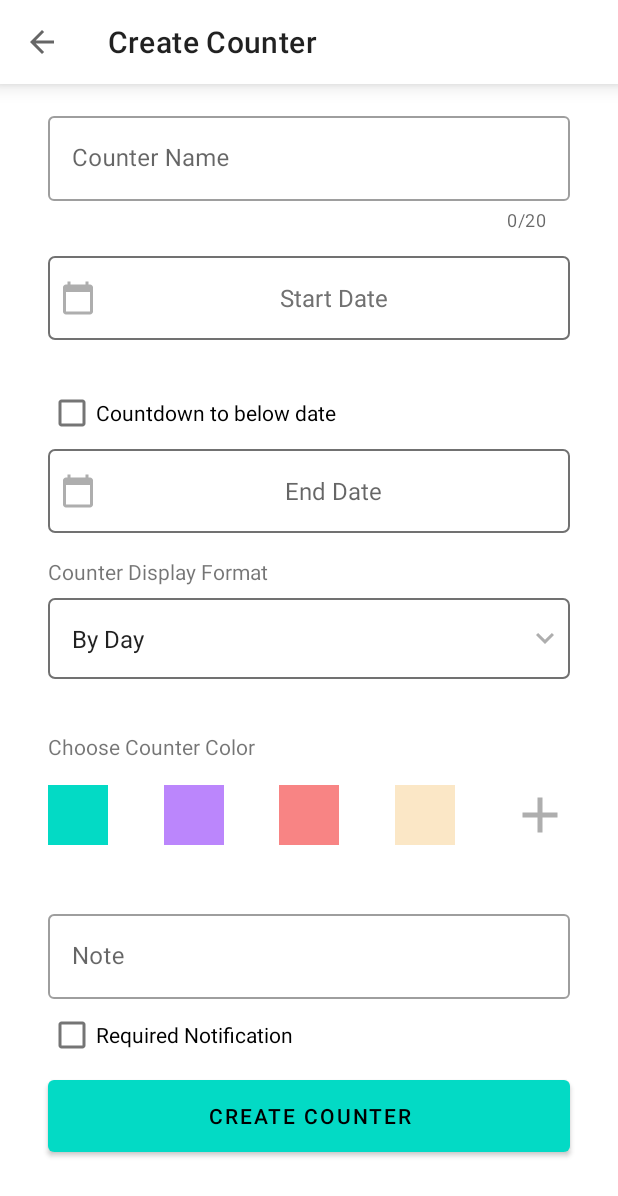
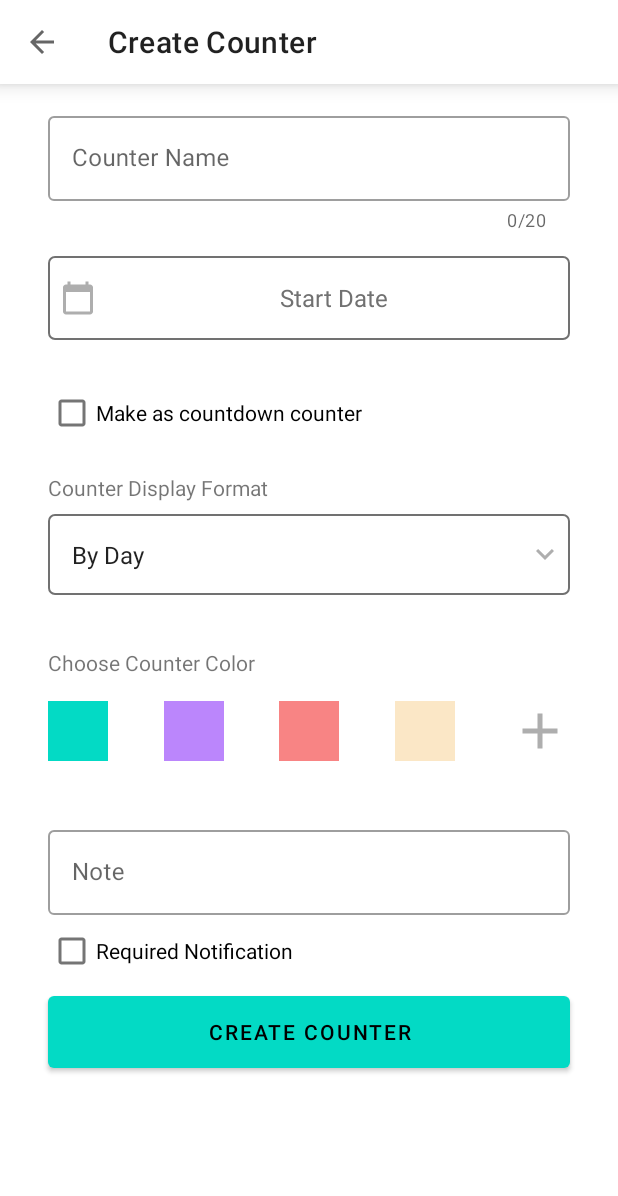
Before and after one commit to william-waiyanhtat/Progress, an Android app: the CreateFragment screen opened through its navigation route, on a phone screen of 412 x 824 dp. Shown: the top 1196 px of the screen. Run offline under Robolectric (Android 15) with nearby library versions, the phone set to English and light mode, and no system bars; our stand-ins replace Dagger/Hilt's generated code, Room's generated code; libraries missing offline, so code that uses them is left out: petrov.kristiyan.colorpicker; plain views replace CircularImageView; 3 statements that could not run were skipped.

```diff
--- a/app/src/main/java/com/celestial/progress/ui/fragment/CreateFragment.kt
+++ b/app/src/main/java/com/celestial/progress/ui/fragment/CreateFragment.kt
@@ -38,21 +38,24 @@ import java.util.*
 class CreateFragment : Fragment() {
 
     private var _binding: FragmentCreateBinding? = null
-    lateinit var toolbar: Toolbar
-    lateinit var viewModel: CounterViewModel
-    lateinit var arrayColorPicker: Array<View>
+    private lateinit var toolbar: Toolbar
+    private lateinit var viewModel: CounterViewModel
+    private lateinit var arrayColorPicker: Array<View>
 
     private val binding get() = _binding!!
 
-    var startDate = ""
-    var endDate = ""
-    var displayFormat = ""
-    var note = ""
-
-    var colorValue: Int? = null
+    private var isCreate: Boolean = false
 
 
-    val TAG = CreateFragment::class.simpleName
+    private var startDate = ""
+    private  var endDate = ""
+    private  var displayFormat = ""
+    private var note = ""
+
+    private  var colorValue: Int? = null
+
+
+    private   val TAG = CreateFragment::class.simpleName
 
 
     fun goBack() {
@@ -62,6 +65,12 @@ class CreateFragment : Fragment() {
 
     override fun onCreate(savedInstanceState: Bundle?) {
         super.onCreate(savedInstanceState)
+        arguments?.let {
+            isCreate = it.getBoolean("isCreate",true)
+        }
+
+        Log.d(TAG,"isCreate : $isCreate")
+
         val onBackPressedCallback = object : OnBackPressedCallback(true) {
             override fun handleOnBackPressed() {
                 //   findNavController(this@CreateFragment).popBackStack()
@@ -110,7 +119,14 @@ class CreateFragment : Fragment() {
 
         binding.inputName.setOnClickListener {
 
+        }
 
+        binding.countdownChkBox.setOnCheckedChangeListener { buttonView, isChecked ->
+            if(isChecked){
+                binding.endDateInput.visibility = View.VISIBLE
+            }else{
+                binding.endDateInput.visibility = View.GONE
+            }
         }
 
         arrayColorPicker = arrayOf(
@@ -220,19 +236,6 @@ class CreateFragment : Fragment() {
         )
 
         (requireActivity() as MainActivity).insertCounter(counter,{goBack()})
-
-//        lifecycleScope.launch {
-//            viewModel.createCounter(counter).observe(viewLifecycleOwner, androidx.lifecycle.Observer {
-//                when(it.status){
-//                   Status.SUCCESS ->{
-//                       Snackbar.make(requireActivity().view,"Success",Snackbar.LENGTH_SHORT)
-//                       goBack()
-//                   }
-//                    Status.ERROR ->{}
-//                }
-//
-//            })
-//        }
     }
 
     private fun validateDateInput(): Boolean {
--- a/app/src/main/res/layout/fragment_create.xml
+++ b/app/src/main/res/layout/fragment_create.xml
@@ -4,6 +4,7 @@
     android:layout_width="match_parent"
     android:layout_height="match_parent"
     android:orientation="vertical"
+    android:animateLayoutChanges="true"
     tools:context=".ui.fragment.CreateFragment">
 
 
@@ -31,6 +32,7 @@
             android:layout_height="0dp"
             android:layout_weight="1"
             android:focusable="true"
+            android:animateLayoutChanges="true"
             android:focusableInTouchMode="true"
             android:transitionName="fabBtn">
 
@@ -97,6 +99,8 @@
                 android:drawablePadding="@dimen/spacing_normal"
                 android:gravity="center"
                 android:hint="End Date"
+                android:visibility="gone"
+                tools:visibility="visible"
                 android:paddingLeft="@dimen/spacing_normal"
                 android:paddingTop="@dimen/spacing_large"
                 android:paddingRight="@dimen/spacing_normal"
@@ -122,7 +126,7 @@
                 android:paddingRight="@dimen/spacing_normal"
                 android:paddingBottom="@dimen/spacing_large"
                 android:textSize="@dimen/text_normal"
-                app:layout_constraintEnd_toEndOf="@+id/endDateInput"
+                app:layout_constraintEnd_toEndOf="@+id/startDateInput"
                 app:layout_constraintStart_toStartOf="@+id/startDateInput"
                 app:layout_constraintTop_toBottomOf="@+id/textView2" />
 
--- a/app/src/main/res/layout/progress_item.xml
+++ b/app/src/main/res/layout/progress_item.xml
@@ -19,7 +19,6 @@
         android:layout_marginTop="8dp"
         android:layout_marginEnd="8dp"
         android:text="23Weeks 21Days"
-        android:textAlignment="textEnd"
         android:textSize="@dimen/text_normal"
         app:layout_constraintEnd_toEndOf="parent"
         app:layout_constraintStart_toStartOf="parent"
@@ -29,6 +28,7 @@
         android:id="@+id/item_title_id"
         android:layout_width="wrap_content"
         android:layout_height="wrap_content"
+        android:layout_marginStart="8dp"
         android:text="This Year"
         android:textSize="@dimen/text_large"
         app:layout_constraintStart_toStartOf="parent"
@@ -38,7 +38,9 @@
         android:id="@+id/item_progress_bar_id"
         android:layout_width="match_parent"
         android:layout_height="20dp"
+        android:layout_marginStart="8dp"
         android:layout_marginTop="8dp"
+        android:layout_marginEnd="8dp"
         app:layout_constraintEnd_toEndOf="parent"
         app:layout_constraintHorizontal_bias="0.0"
         app:layout_constraintStart_toStartOf="parent"
@@ -60,6 +62,7 @@
         android:id="@+id/tv_startDate"
         android:layout_width="wrap_content"
         android:layout_height="wrap_content"
+        android:layout_marginStart="8dp"
         android:layout_marginTop="8dp"
         android:layout_marginBottom="8dp"
         android:text="Start Date : "
--- a/app/src/main/res/navigation/nav_graph.xml
+++ b/app/src/main/res/navigation/nav_graph.xml
@@ -36,7 +36,12 @@
         android:label="fragment_create"
         tools:layout="@layout/fragment_create"
         app:enterAnim="@anim/nav_default_enter_anim"
-        app:exitAnim="@anim/nav_default_exit_anim"/>
+        app:exitAnim="@anim/nav_default_exit_anim">
+        <argument
+            android:name="isCreate"
+            app:argType="boolean"
+            android:defaultValue="true" />
+    </fragment>
     <fragment
         android:id="@+id/archiveFragment"
         android:name="com.celestial.progress.ui.fragment.ArchiveFragment"
--- a/app/src/main/res/values/strings.xml
+++ b/app/src/main/res/values/strings.xml
@@ -34,7 +34,7 @@
 
     <string name="start_date_error_label">Start Date can\'t be empty!</string>
 
-    <string name="count_down_chkbox_label">Countdown to below date</string>
+    <string name="count_down_chkbox_label">Make as countdown counter</string>
 
     <string name="color_error_label">Please select one color for counter</string>
 
```
Also changed, not shown: app/src/main/java/com/celestial/progress/ui/adapter/ItemAdapter.kt (+16 -17 lines), app/src/main/java/com/celestial/progress/ui/fragment/DashboardFragment.kt (+21 -0 lines).
